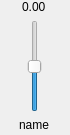
Before: the Qt Designer form src/gui/forms/customslider.ui in Vriur/xfglenses, drawn with Qt 5.
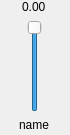
After: the same form once the commit is applied.

```diff
--- a/src/gui/forms/customslider.ui
+++ b/src/gui/forms/customslider.ui
@@ -45,13 +45,13 @@
     <item alignment="Qt::AlignHCenter">
      <widget class="QSlider" name="Slider">
       <property name="maximum">
-       <number>100</number>
+       <number>0</number>
       </property>
       <property name="singleStep">
        <number>1</number>
       </property>
       <property name="value">
-       <number>50</number>
+       <number>0</number>
       </property>
       <property name="orientation">
        <enum>Qt::Vertical</enum>
```
